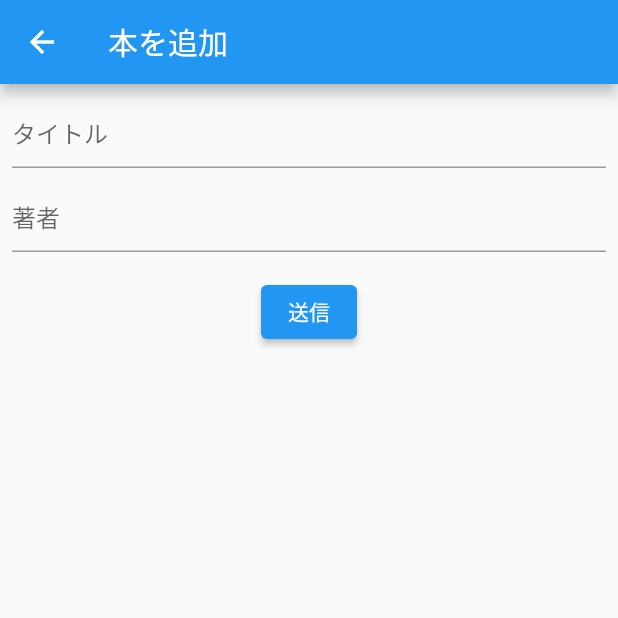
After one commit to sudama-221/firebase_fluuter, a Flutter app: the AddBookPage screen opened directly, on a phone screen of 412 x 824 dp, the top half of it. The commit adds this screen. Run offline on Flutter 3.47's test engine with Material 2 defaults, Android fonts, the light colour scheme and no system bars; our stand-ins replace cloud_firestore, firebase_core, flutter_riverpod, flutter_slidable; accounts and stored records are empty.

Commit message:
なんでか分からない

```diff
--- /dev/null
+++ b/lib/domain/book.dart
@@ -0,0 +1,6 @@
+class Book {
+  Book(this.id, this.title, this.author);
+  String id;
+  String title;
+  String author;
+}
--- /dev/null
+++ b/lib/view/add_book_page.dart
@@ -0,0 +1,84 @@
+import 'package:cloud_firestore/cloud_firestore.dart';
+import 'package:flutter/material.dart';
+import 'package:flutter_riverpod/flutter_riverpod.dart';
+
+import '../domain/book.dart';
+import '../model/book_list_model.dart';
+
+class AddBookPage extends ConsumerWidget {
+  String? title;
+  String? author;
+  String? id;
+  AddBookPage(this.title, this.author, this.id);
+
+  bool isCreate = false;
+
+  @override
+  Widget build(BuildContext context, WidgetRef ref) {
+    // providerから値を受け取る
+    // final AsyncValue<QuerySnapshot> bookListQuery = ref.watch(BookListProvider);
+
+    final TextEditingController _titleController =
+        TextEditingController(text: title);
+    final TextEditingController _authorController =
+        TextEditingController(text: author);
+
+    return Scaffold(
+      appBar: AppBar(
+        title: Text('本を追加'),
+      ),
+      body: Center(
+        child: Padding(
+          padding: const EdgeInsets.all(8.0),
+          child: Column(
+            children: [
+              TextField(
+                decoration: InputDecoration(
+                  hintText: 'タイトル',
+                ),
+                controller: _titleController,
+                onChanged: (value) {
+                  print('タイトルをデバッグ: $value');
+                },
+              ),
+              SizedBox(
+                height: 8,
+              ),
+              TextField(
+                decoration: InputDecoration(
+                  hintText: '著者',
+                ),
+                controller: _authorController,
+                onChanged: (value) {
+                  print('タイトルをデバッグ: $value');
+                },
+              ),
+              SizedBox(
+                height: 16,
+              ),
+              ElevatedButton(
+                  onPressed: () async {
+                    title = _titleController.text;
+                    author = _authorController.text;
+
+                    try {
+                      await ref
+                          .read(BookListModelProvider.notifier)
+                          .addBook(title, author);
+                      Navigator.of(context).pop(true);
+                    } catch (e) {
+                      final snackBar = SnackBar(
+                        content: Text(e.toString()),
+                        backgroundColor: Colors.red,
+                      );
+                      ScaffoldMessenger.of(context).showSnackBar(snackBar);
+                    }
+                  },
+                  child: Text('送信')),
+            ],
+          ),
+        ),
+      ),
+    );
+  }
+}
--- a/pubspec.yaml
+++ b/pubspec.yaml
@@ -36,6 +36,8 @@ dependencies:
   cupertino_icons: ^1.0.2
   firebase_core: ^1.20.0
   cloud_firestore: ^3.4.3
+  flutter_riverpod: ^1.0.4
+  flutter_slidable: ^2.0.0
 
 dev_dependencies:
   flutter_test:
```
Also changed, not shown: lib/book_list_page.dart (deleted, +0 -44 lines), lib/main.dart (+6 -2 lines), lib/model/book_list_model.dart (added, +62 -0 lines), lib/view/book_list_page.dart (added, +112 -0 lines), pubspec.lock.
